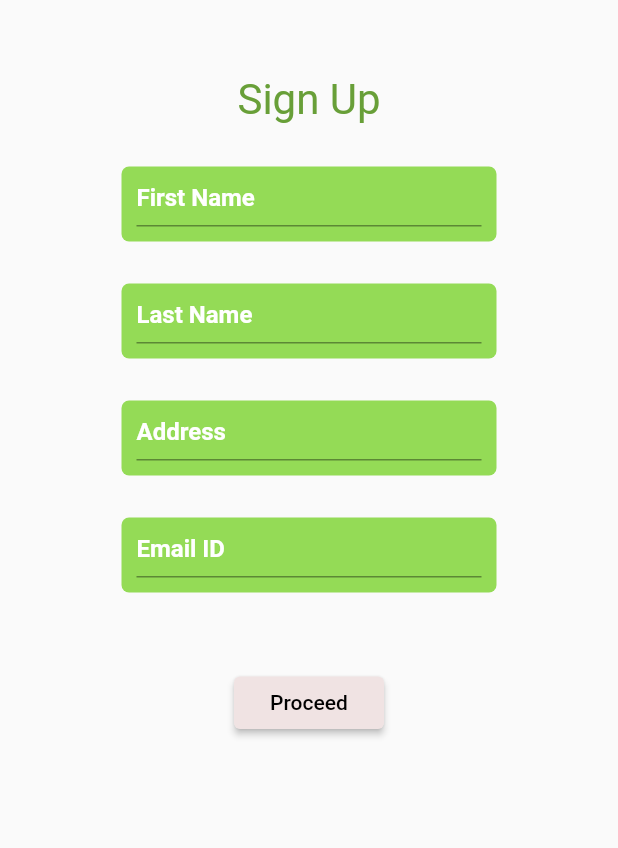
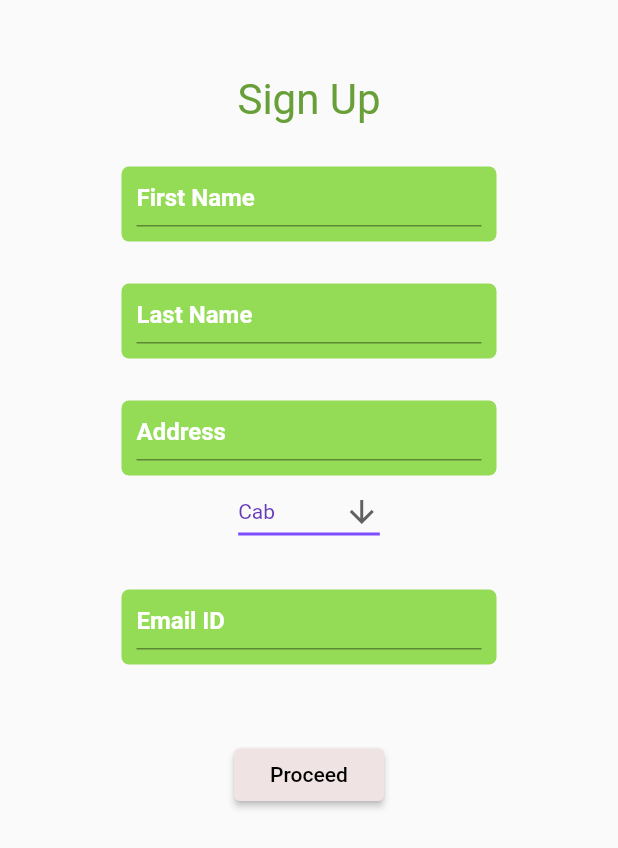
Before and after one commit to astreffect/ayto_driver_x, a Flutter app: the SignupScreen screen opened directly, on a phone screen of 412 x 824 dp. Shown: the top 848 px of the screen. Run offline on Flutter 3.47's test engine with Material 2 defaults, Android fonts, the phone set to English and light mode, and no system bars; our stand-ins replace after_layout, firebase_auth, firebase_core, firebase_database, fluttertoast, geolocator and 2 more; accounts and stored records are empty.

Commit message:
Type of Vehicle - Cab/Ambulance Added.

```diff
--- a/lib/main.dart
+++ b/lib/main.dart
@@ -1,4 +1,5 @@
 import 'package:ayto_driver_x/loginstate.dart';
+import 'package:ayto_driver_x/signup.dart';
 import 'package:firebase_core/firebase_core.dart';
 import 'package:flutter/material.dart';
 import 'package:firebase_auth/firebase_auth.dart';
--- a/lib/signup.dart
+++ b/lib/signup.dart
@@ -24,6 +24,7 @@ class _SignupScreenState extends State<SignupScreen> {
   var phoneController = TextEditingController();
   var emailController = TextEditingController();
   var addressController=TextEditingController();
+  String dropdownValue = 'Cab';
   void showSnackBar(String title){
   final snackBar = SnackBar(content: Text(title, textAlign: TextAlign.center,style: const TextStyle(
   fontSize: 15,
@@ -47,6 +48,7 @@ class _SignupScreenState extends State<SignupScreen> {
     'Address':addressController.text,
     'Email':emailController.text,
     'AlternatePhoneNumber':user.phoneNumber,
+    'Type':dropdownValue,
 };
     dref.set(map);
 
@@ -141,6 +143,28 @@ class _SignupScreenState extends State<SignupScreen> {
         ),
       ),
     ),
+    DropdownButton<String>(
+  value: dropdownValue,
+  icon: const Icon(Icons.arrow_downward),
+    elevation: 16,
+    style: const TextStyle(color: Colors.deepPurple),
+    underline: Container(
+      height: 2,
+      color: Colors.deepPurpleAccent,
+    ),
+    onChanged: (String? newValue) {
+      setState(() {
+        dropdownValue = newValue!;
+      });
+    },
+    items: <String>['Cab', 'Ambulance']
+        .map<DropdownMenuItem<String>>((String value) {
+      return DropdownMenuItem<String>(
+        value: value,
+        child: Text(value),
+      );
+    }).toList(),
+  ),
   /*EditTextMy.space,
   Container(
   width: 250,
```
